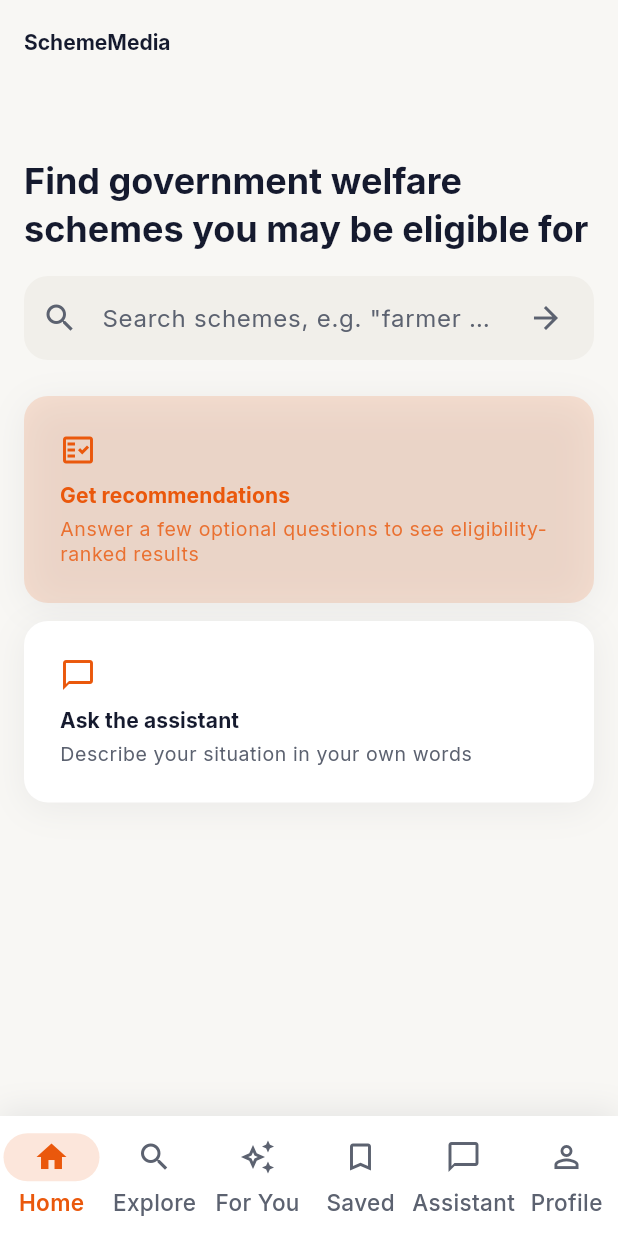
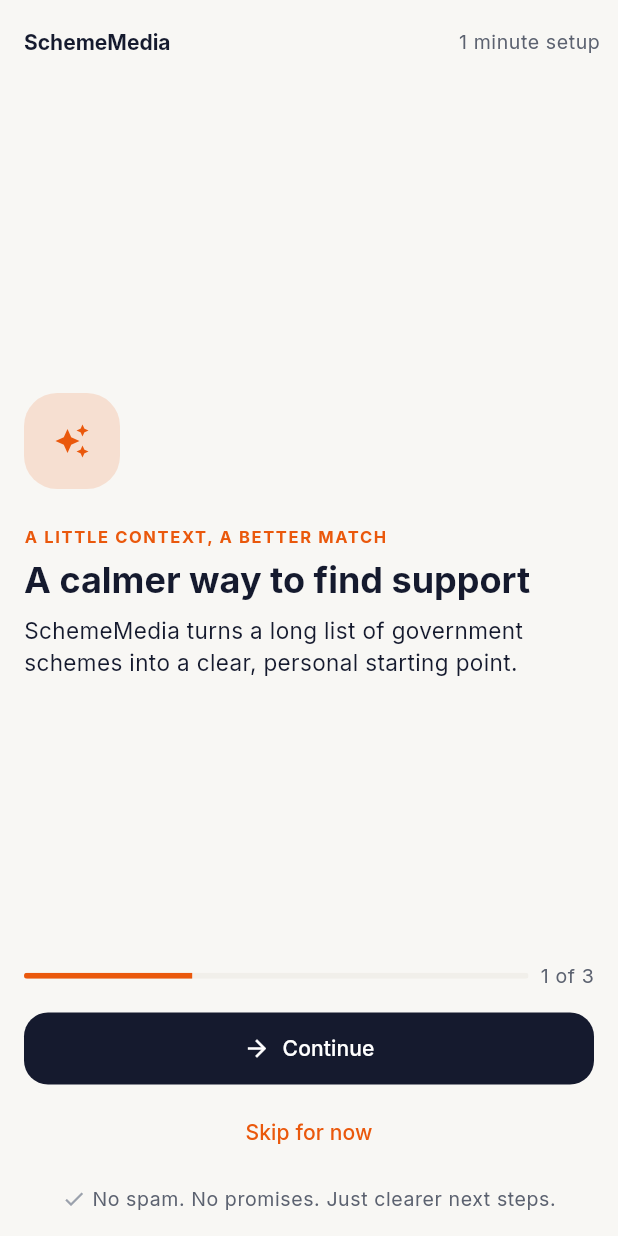
Before and after one commit to chaitanya2424/schememedia-v2, a Flutter app: the screen it shows after launch, on a phone screen of 412 x 824 dp. Run offline on Flutter 3.47's test engine with Material 3 defaults, Android fonts, the phone set to English and light mode, and no system bars; our stand-ins replace dio, flutter_riverpod, freezed_annotation, go_router, shared_preferences.

Commit message:
Frontend redesign v2, phase 4/12: Onboarding + Login
"Same to same" fidelity pass, per the addendum in the approved plan.

- OnboardingScreen: 3-step PageView, step 1's copy transcribed exactly
  from the reference mockup ("A little context, a better match" / "A
  calmer way to find support"); steps 2-3 are original copy in the same
  voice covering the honesty/verification principle and the assistant --
  the two things the plan's Onboarding section already scoped, nothing
  to transcribe since only step 1 was shown. Shown once per device via
  hasSeenOnboardingProvider (real, local shared_preferences flag,
  degrades to "already seen" rather than throwing when local storage
  isn't available -- same defensive pattern as phase 3's
  SavedSchemeIdsNotifier).
- LoginScreen: built pixel-for-pixel against the reference (phone/OTP
  card, "Private profile" trust banner, secure-sign-in footer) but
  "Continue securely" is deliberately inert -- no backend auth endpoint
  exists to call, so it shows "Accounts aren't available yet" rather
  than faking a sent OTP or a signed-in session. Reachable now via a
  real "Sign in" button on the still-placeholder Profile screen.
- EyebrowLabel: the small-caps saffron label pattern above nearly every
  headline in the reference mockups, shared here since Home/Explore/For
  You/Scheme Detail/Assistant/Saved will all use it in later phases.
- Router: onboarding/login added as root-navigator routes (like Scheme
  Detail -- reached from, not part of, the shell). A redirect gates
  every navigation behind hasSeenOnboardingProvider until real.

flutter analyze clean, flutter test 35/35, flutter build web succeeds.

Co-Authored-By: Claude Sonnet 5 <noreply@anthropic.com>

```diff
--- a/apps/frontend/lib/core/router/app_router.dart
+++ b/apps/frontend/lib/core/router/app_router.dart
@@ -3,26 +3,42 @@ import 'package:flutter_riverpod/flutter_riverpod.dart';
 import 'package:go_router/go_router.dart';
 
 import '../../features/assistant/presentation/screens/assistant_screen.dart';
+import '../../features/auth/presentation/screens/login_screen.dart';
 import '../../features/home/presentation/screens/home_screen.dart';
+import '../../features/onboarding/presentation/screens/onboarding_screen.dart';
 import '../../features/profile/presentation/screens/profile_screen.dart';
 import '../../features/recommendations/presentation/screens/recommendations_screen.dart';
 import '../../features/saved/presentation/screens/saved_screen.dart';
 import '../../features/scheme_detail/presentation/screens/scheme_detail_screen.dart';
 import '../../features/search/presentation/screens/search_results_screen.dart';
+import '../local/onboarding_repository.dart';
 import 'app_shell.dart';
 import 'routes.dart';
 
 final _rootNavigatorKey = GlobalKey<NavigatorState>();
 
-/// GoRouter config. A [StatefulShellRoute] wraps the four nav-bar
-/// destinations (Home, Search, Recommendations, Assistant) in [AppShell];
-/// Scheme Detail is pushed above the shell via `parentNavigatorKey` since
-/// it's reached *from* those screens, not a nav destination itself.
+/// GoRouter config. A [StatefulShellRoute] wraps the six nav-bar
+/// destinations (Home, Explore, For You, Saved, Assistant, Profile) in
+/// [AppShell]; Scheme Detail/Onboarding/Login are pushed above the shell
+/// via `parentNavigatorKey` since they're reached *from* those screens
+/// (or, for Onboarding, before them), not nav destinations themselves.
+///
+/// `redirect` gates every navigation behind onboarding until
+/// [hasSeenOnboardingProvider] is true (real, local `shared_preferences`
+/// flag) -- `ref.read` here always reflects current state at redirect
+/// time, so this doesn't need the router itself to rebuild when the flag
+/// changes.
 final routerProvider = Provider<GoRouter>((ref) {
   return GoRouter(
     navigatorKey: _rootNavigatorKey,
     initialLocation: AppRoutes.home,
     errorBuilder: (context, state) => const NotFoundScreen(),
+    redirect: (context, state) {
+      final seenOnboarding = ref.read(hasSeenOnboardingProvider);
+      final goingToOnboarding = state.matchedLocation == AppRoutes.onboarding;
+      if (!seenOnboarding && !goingToOnboarding) return AppRoutes.onboarding;
+      return null;
+    },
     routes: [
       StatefulShellRoute.indexedStack(
         builder: (context, state, navigationShell) => AppShell(navigationShell: navigationShell),
@@ -91,6 +107,18 @@ final routerProvider = Provider<GoRouter>((ref) {
         builder: (context, state) =>
             SchemeDetailScreen(identifier: state.pathParameters['identifier']!),
       ),
+      GoRoute(
+        path: AppRoutes.onboarding,
+        name: AppRouteNames.onboarding,
+        parentNavigatorKey: _rootNavigatorKey,
+        builder: (context, state) => const OnboardingScreen(),
+      ),
+      GoRoute(
+        path: AppRoutes.login,
+        name: AppRouteNames.login,
+        parentNavigatorKey: _rootNavigatorKey,
+        builder: (context, state) => const LoginScreen(),
+      ),
     ],
   );
 });
--- a/apps/frontend/lib/core/router/routes.dart
+++ b/apps/frontend/lib/core/router/routes.dart
@@ -11,6 +11,8 @@ abstract final class AppRoutes {
   static const assistant = '/assistant';
   static const saved = '/saved';
   static const profile = '/profile';
+  static const onboarding = '/onboarding';
+  static const login = '/login';
 
   static String schemeDetailPath(String identifier) => '/schemes/$identifier';
 
@@ -25,4 +27,6 @@ abstract final class AppRouteNames {
   static const assistant = 'assistant';
   static const saved = 'saved';
   static const profile = 'profile';
+  static const onboarding = 'onboarding';
+  static const login = 'login';
 }
--- /dev/null
+++ b/apps/frontend/lib/core/widgets/eyebrow_label.dart
@@ -0,0 +1,26 @@
+import 'package:flutter/material.dart';
+
+import '../theme/app_colors.dart';
+
+/// Small-caps-weight, letter-spaced, saffron-colored label line above a
+/// headline -- e.g. "PERSONAL RECOMMENDATIONS", "A GROUNDED GUIDE". A
+/// recurring pattern across nearly every screen in the reference
+/// mockups, not in the original written spec; shared here rather than
+/// each screen rebuilding it.
+class EyebrowLabel extends StatelessWidget {
+  const EyebrowLabel(this.text, {super.key});
+
+  final String text;
+
+  @override
+  Widget build(BuildContext context) {
+    return Text(
+      text.toUpperCase(),
+      style: Theme.of(context).textTheme.labelSmall?.copyWith(
+        color: context.colors.brand,
+        fontWeight: FontWeight.w700,
+        letterSpacing: 1.1,
+      ),
+    );
+  }
+}
--- /dev/null
+++ b/apps/frontend/lib/features/onboarding/presentation/screens/onboarding_screen.dart
@@ -0,0 +1,192 @@
+import 'package:flutter/material.dart';
+import 'package:flutter_riverpod/flutter_riverpod.dart';
+import 'package:go_router/go_router.dart';
+
+import '../../../../core/local/onboarding_repository.dart';
+import '../../../../core/router/routes.dart';
+import '../../../../core/theme/app_colors.dart';
+import '../../../../core/theme/app_spacing.dart';
+import '../../../../core/widgets/eyebrow_label.dart';
+import '../../../../core/widgets/responsive.dart';
+
+class _Step {
+  const _Step({required this.icon, required this.eyebrow, required this.headline, required this.body});
+
+  final IconData icon;
+  final String eyebrow;
+  final String headline;
+  final String body;
+}
+
+/// Shown once per device (real, local `shared_preferences` flag -- see
+/// `hasSeenOnboardingProvider`). Step 1's copy is transcribed exactly
+/// from the reference mockup; steps 2-3 are original copy in the same
+/// voice, covering the two things the redesign plan's Onboarding section
+/// already scoped (the verification/honesty principle, and the
+/// assistant) -- there was nothing to transcribe for those, only step 1
+/// was shown.
+class OnboardingScreen extends ConsumerStatefulWidget {
+  const OnboardingScreen({super.key});
+
+  @override
+  ConsumerState<OnboardingScreen> createState() => _OnboardingScreenState();
+}
+
+class _OnboardingScreenState extends ConsumerState<OnboardingScreen> {
+  final _controller = PageController();
+  int _index = 0;
+
+  static const _steps = [
+    _Step(
+      icon: Icons.auto_awesome,
+      eyebrow: 'A little context, a better match',
+      headline: 'A calmer way to find support',
+      body: 'SchemeMedia turns a long list of government schemes into a clear, personal starting point.',
+    ),
+    _Step(
+      icon: Icons.verified_outlined,
+      eyebrow: 'Honest by default',
+      headline: 'We show our work',
+      body:
+          'Every scheme is marked unverified, source-provided, or officially verified -- so you always '
+          'know how much to trust it.',
+    ),
+    _Step(
+      icon: Icons.chat_bubble_outline,
+      eyebrow: "When you're stuck",
+      headline: 'Ask in your own words',
+      body:
+          "The assistant answers using real scheme data, and tells you when it doesn't know something "
+          'rather than guessing.',
+    ),
+  ];
+
+  @override
+  void dispose() {
+    _controller.dispose();
+    super.dispose();
+  }
+
+  void _finish() {
+    ref.read(hasSeenOnboardingProvider.notifier).markSeen();
+    context.go(AppRoutes.home);
+  }
+
+  void _next() {
+    if (_index == _steps.length - 1) {
+      _finish();
+      return;
+    }
+    _controller.nextPage(duration: AppSpacing.durationMedium, curve: Curves.easeOut);
+  }
+
+  @override
+  Widget build(BuildContext context) {
+    final theme = Theme.of(context);
+    return Scaffold(
+      appBar: AppBar(
+        title: const Text('SchemeMedia'),
+        actions: [
+          Padding(
+            padding: const EdgeInsets.only(right: AppSpacing.md),
+            child: Center(
+              child: Text('1 minute setup', style: theme.textTheme.bodySmall),
+            ),
+          ),
+        ],
+      ),
+      body: SafeArea(
+        child: ResponsiveContainer(
+          maxWidth: 480,
+          child: Padding(
+            padding: const EdgeInsets.all(AppSpacing.lg),
+            child: Column(
+              crossAxisAlignment: CrossAxisAlignment.stretch,
+              children: [
+                Expanded(
+                  child: PageView.builder(
+                    controller: _controller,
+                    itemCount: _steps.length,
+                    onPageChanged: (i) => setState(() => _index = i),
+                    itemBuilder: (context, i) => _StepView(step: _steps[i]),
+                  ),
+                ),
+                Row(
+                  children: [
+                    Expanded(
+                      child: ClipRRect(
+                        borderRadius: BorderRadius.circular(AppSpacing.radiusSm),
+                        child: LinearProgressIndicator(
+                          value: (_index + 1) / _steps.length,
+                          minHeight: 4,
+                          backgroundColor: theme.colorScheme.surfaceContainerHighest,
+                        ),
+                      ),
+                    ),
+                    const SizedBox(width: AppSpacing.sm),
+                    Text('${_index + 1} of ${_steps.length}', style: theme.textTheme.bodySmall),
+                  ],
+                ),
+                const SizedBox(height: AppSpacing.lg),
+                FilledButton.icon(
+                  onPressed: _next,
+                  icon: const Icon(Icons.arrow_forward),
+                  label: Text(_index == _steps.length - 1 ? 'Get started' : 'Continue'),
+                ),
+                const SizedBox(height: AppSpacing.sm),
+                Center(
+                  child: TextButton(onPressed: _finish, child: const Text('Skip for now')),
+                ),
+                const SizedBox(height: AppSpacing.md),
+                Row(
+                  mainAxisAlignment: MainAxisAlignment.center,
+                  children: [
+                    Icon(Icons.check, size: AppSpacing.iconSm, color: theme.colorScheme.outline),
+                    const SizedBox(width: AppSpacing.xs),
+                    Text(
+                      'No spam. No promises. Just clearer next steps.',
+                      style: theme.textTheme.bodySmall,
+                    ),
+                  ],
+                ),
+              ],
+            ),
+          ),
+        ),
+      ),
+    );
+  }
+}
+
+class _StepView extends StatelessWidget {
+  const _StepView({required this.step});
+
+  final _Step step;
+
+  @override
+  Widget build(BuildContext context) {
+    final theme = Theme.of(context);
+    final colors = context.colors;
+    return Column(
+      crossAxisAlignment: CrossAxisAlignment.start,
+      mainAxisAlignment: MainAxisAlignment.center,
+      children: [
+        Container(
+          width: 64,
+          height: 64,
+          decoration: BoxDecoration(
+            color: colors.brandTint,
+            borderRadius: BorderRadius.circular(AppSpacing.radiusLg),
+          ),
+          child: Icon(step.icon, color: colors.brand, size: AppSpacing.iconLg),
+        ),
+        const SizedBox(height: AppSpacing.xl),
+        EyebrowLabel(step.eyebrow),
+        const SizedBox(height: AppSpacing.xs),
+        Text(step.headline, style: theme.textTheme.headlineSmall),
+        const SizedBox(height: AppSpacing.sm),
+        Text(step.body, style: theme.textTheme.bodyMedium),
+      ],
+    );
+  }
+}
```
Also changed, not shown: apps/frontend/lib/core/local/onboarding_repository.dart (added, +51 -0 lines), apps/frontend/lib/features/auth/presentation/screens/login_screen.dart (added, +143 -0 lines), apps/frontend/lib/features/profile/presentation/screens/profile_screen.dart (+24 -5 lines).
